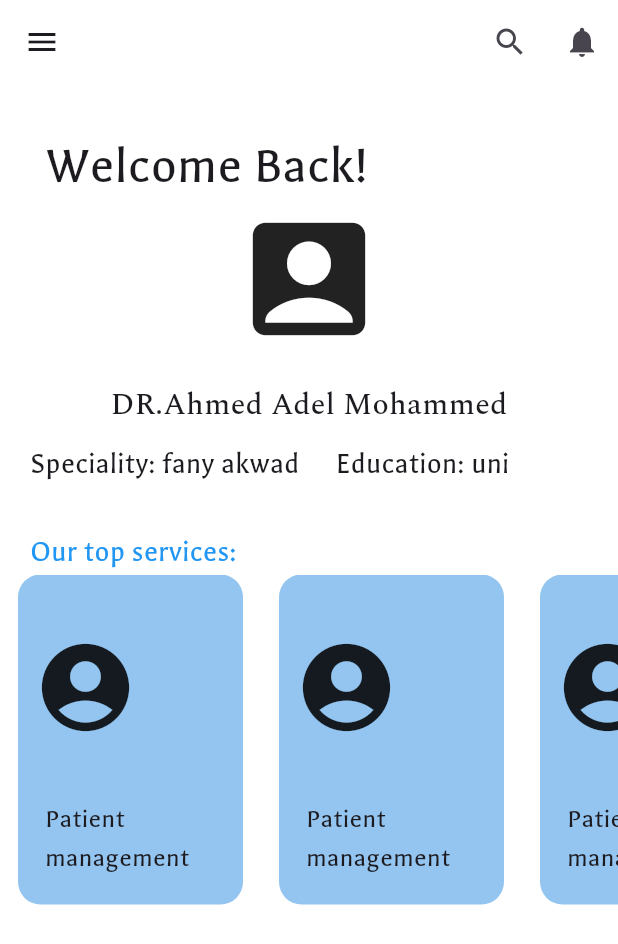
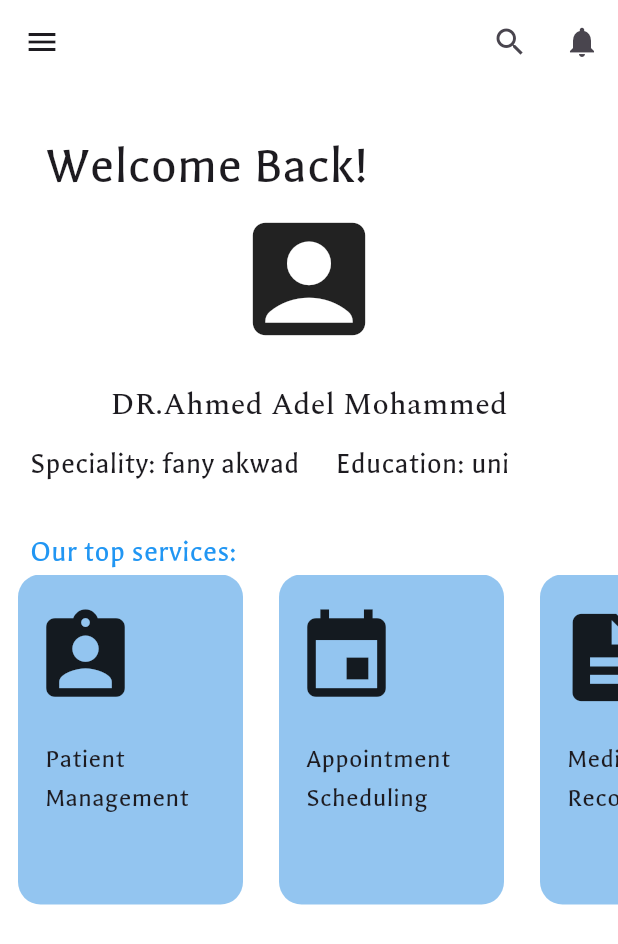
Before and after one commit to Rana-Saleh44/Dentalic, a Flutter app: the DocHome screen opened directly, on a phone screen of 412 x 824 dp. Shown: the top 944 px of the screen. Run offline on Flutter 3.47's test engine with Material 3 defaults, Android fonts, the light colour scheme and no system bars; our stand-ins replace animated_splash_screen, firebase_auth, table_calendar; accounts and stored records are empty.

Commit message:
doc_appointment
first doc appointment

```diff
--- a/lib/components/navbar.dart
+++ b/lib/components/navbar.dart
@@ -24,7 +24,7 @@
               currentAccountPicture: CircleAvatar(
                 child: ClipOval(
                   child: Image.asset(
-                    "assets/denta logo.png",
+                    "assets/profile.jpg",
                     width: 90,
                     height: 90,
                     fit: BoxFit.cover,
--- a/lib/views/doctor_views/doc_home_page.dart
+++ b/lib/views/doctor_views/doc_home_page.dart
@@ -1,6 +1,7 @@
 import 'package:flutter/material.dart';
 import 'package:flutter/widgets.dart';
 import 'package:trial1/components/navbar.dart';
+import 'package:trial1/views/doctor_views/doc_calender.dart';
 
 class DocHome extends StatefulWidget {
   const DocHome({Key? key});
@@ -120,18 +121,15 @@
                   children: [
                     Padding(
                       padding: const EdgeInsets.symmetric(
-                          horizontal: 10.0, vertical: 40),
+                          horizontal: 10.0, vertical: 20),
                       child: Align(
                           alignment: Alignment.topLeft,
-                          child: Icon(
-                            Icons.account_circle,
-                            size: 70,
-                          )),
+                          child: _getServiceIcon(context, index)),
                     ),
                     Padding(
                       padding: const EdgeInsets.symmetric(horizontal: 18.0),
                       child: Text(
-                        "Patient management",
+                        _getServiceText(index),
                         style: TextStyle(fontFamily: 'Galdeano', fontSize: 18),
                       ),
                     )
@@ -143,3 +141,60 @@
         ),
       );
 }
+
+Widget _getServiceIcon(BuildContext context, int index) {
+  switch (index) {
+    case 0:
+      return GestureDetector(
+        onTap: () {},
+        child: Icon(Icons.assignment_ind, size: 70),
+      );
+    case 1:
+      return GestureDetector(
+        onTap: () {
+          Navigator.push(
+            context,
+            MaterialPageRoute(builder: (context) => docCalender()),
+          );
+        },
+        child: Icon(Icons.event, size: 70),
+      );
+    case 2:
+      return GestureDetector(
+        onTap: () {},
+        child: Icon(Icons.description, size: 70),
+      );
+    case 3:
+      return GestureDetector(
+        onTap: () {},
+        child: Icon(Icons.video_call, size: 70),
+      );
+    case 4:
+      return GestureDetector(
+        onTap: () {},
+        child: Icon(Icons.medical_services, size: 70),
+      );
+    default:
+      return GestureDetector(
+        onTap: () {},
+        child: Icon(Icons.account_circle, size: 70),
+      );
+  }
+}
+
+String _getServiceText(int index) {
+  switch (index) {
+    case 0:
+      return "Patient Management";
+    case 1:
+      return "Appointment Scheduling";
+    case 2:
+      return "Medical Records";
+    case 3:
+      return "Telemedicine";
+    case 4:
+      return "Treatment Plans";
+    default:
+      return "Service";
+  }
+}
--- a/pubspec.yaml
+++ b/pubspec.yaml
@@ -42,6 +42,7 @@
   firebase_auth: ^4.17.8
   firebase_analytics: ^10.8.9
   cloud_firestore: ^4.15.8
+  table_calendar: ^3.1.0
 
 dev_dependencies:
   flutter_test:
@@ -77,6 +78,7 @@
     - assets/denta logo.png
     - assets/face logo.png
     - assets/apple logoo.png
+    - assets/profile.jpg
   #   - images/a_dot_ham.jpeg
 
   # An image asset can refer to one or more resolution-specific "variants", see
```
Also changed, not shown: lib/views/doctor_views/doc_calender.dart (added, +137 -0 lines), assets/profile.jpg (added), pubspec.lock.
